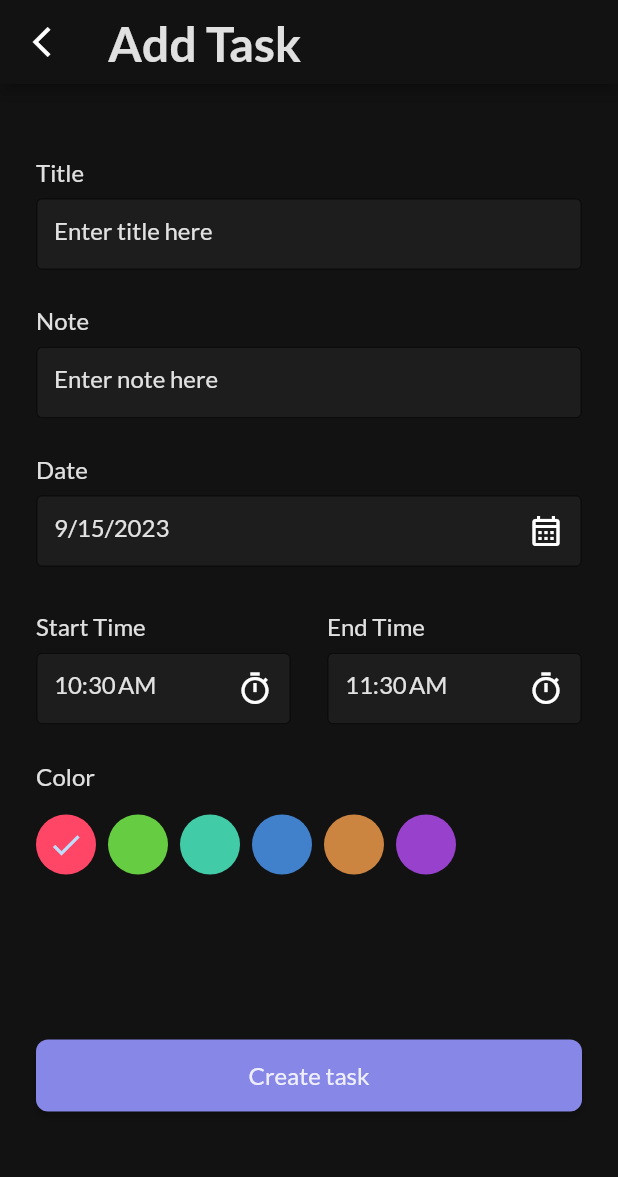
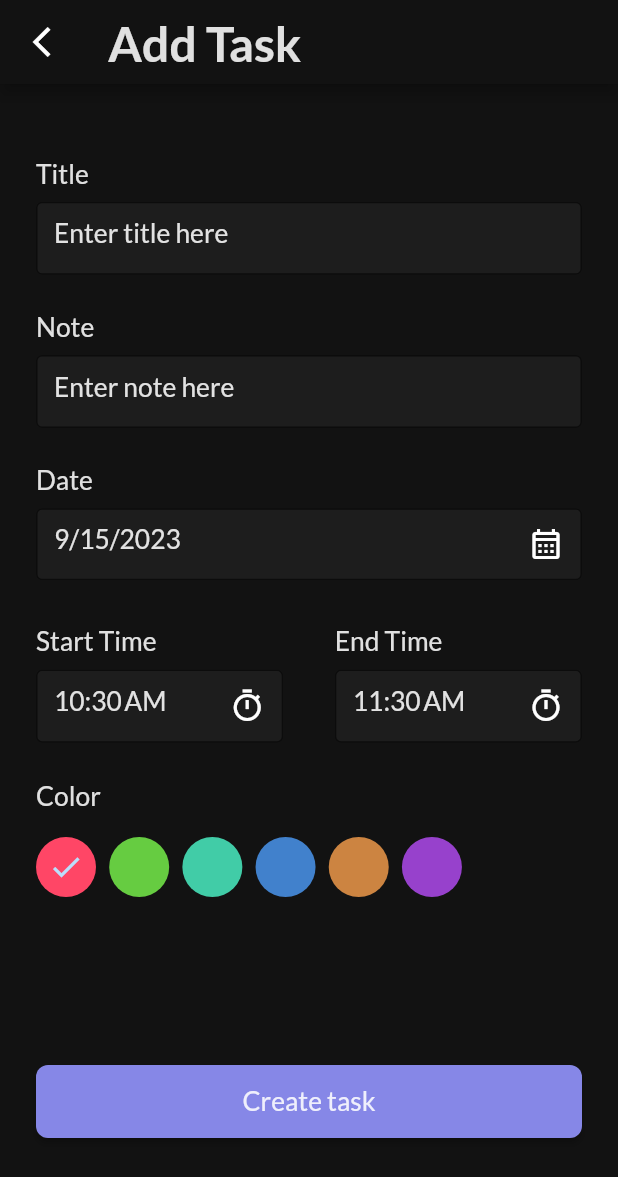
Before and after one commit to NourAyman644/To-Do-App, a Flutter app: the addTaskScreen screen opened directly, on a phone screen of 412 x 824 dp. Shown: the top 1177 px of the screen. Run offline on Flutter 3.47's test engine with Material 2 defaults, Android fonts, the phone set to English and light mode, and no system bars; our stand-ins replace bloc, date_picker_timeline, flutter_bloc, flutter_screenutil, fluttertoast, get_it and 4 more; accounts and stored records are empty.

```diff
--- a/lib/App/MyApp.dart
+++ b/lib/App/MyApp.dart
@@ -1,5 +1,5 @@
-import 'package:flutter/cupertino.dart';
 import 'package:flutter/material.dart';
+import 'package:flutter_screenutil/flutter_screenutil.dart';
 import 'package:to_do_app/core/them/them.dart';
 import 'package:to_do_app/core/utils/App_strings.dart';
 
@@ -10,6 +10,9 @@ class MyApp extends StatelessWidget {
 
   @override
   Widget build(BuildContext context) {
+    return ScreenUtilInit(
+        designSize: const Size(375, 812),
+        builder: (context, child) {
           return MaterialApp(
             title: AppStrings.AppName,
             debugShowCheckedModeBanner: false,
@@ -18,5 +21,6 @@ class MyApp extends StatelessWidget {
             themeMode: ThemeMode.dark,
             darkTheme: getAppDarkTheme(),
           );
+        });
   }
 }
--- a/lib/core/them/them.dart
+++ b/lib/core/them/them.dart
@@ -1,4 +1,5 @@
 import 'package:flutter/material.dart';
+import 'package:flutter_screenutil/flutter_screenutil.dart';
 import 'package:google_fonts/google_fonts.dart';
 
 import '../utils/App_colors.dart';
@@ -44,12 +45,12 @@ ThemeData getAppDarkTheme() {
       textTheme: TextTheme(
         displayMedium: GoogleFonts.lato(
           fontWeight: FontWeight.w400,
-          fontSize: 16,
+          fontSize: 16.sp,
           color: AppColors.white.withOpacity(.87),
         ),
         displayLarge: GoogleFonts.lato(
           fontWeight: FontWeight.w700,
-          fontSize: 32,
+          fontSize: 32.sp,
           color: AppColors.white.withOpacity(.87),
         ),
       ),
--- a/lib/features/Task/data/models/Task_Model.dart
+++ b/lib/features/Task/data/models/Task_Model.dart
@@ -4,38 +4,30 @@ class TaskModel {
   final String endTime;
   final String title;
   final String note;
-  final int isCompleted;
+  final int? isCompleted;
   final int color;
   final String date;
 
   TaskModel(
-      {required this.date,
-      this.id,
+      {this.id,
+      required this.date,
       required this.startTime,
       required this.endTime,
       required this.title,
       required this.note,
-      required this.isCompleted,
+      this.isCompleted,
       required this.color});
 
   factory TaskModel.fromJson(Map<String, dynamic> jsonData) {
     return TaskModel(
-      id: jsonData['id'] as int?,
-      date: jsonData['date'] as String? ??
-          '', // Provide a default value of an empty string
-      startTime: jsonData['startTime'] as String? ??
-          '', // Provide a default value of an empty string
-      endTime: jsonData['endTime'] as String? ??
-          '', // Provide a default value of an empty string
-      title: jsonData['title'] as String? ??
-          '', // Provide a default value of an empty string
-      note: jsonData['note'] as String? ??
-          '', // Provide a default value of an empty string
-      isCompleted: jsonData['isCompleted'] as int? ??
-          0, // Provide a default value (e.g., 0)
-      color:
-          jsonData['color'] as int? ?? 0, // Provide a default value (e.g., 0)
+      id: jsonData['id'],
+      date: jsonData['date'],
+      startTime: jsonData['startTime'],
+      endTime: jsonData['endTime'],
+      title: jsonData['title'],
+      note: jsonData['note'],
+      isCompleted: jsonData['isCompleted'],
+      color: jsonData['color'],
     );
   }
 }
-//dummy data
--- a/lib/features/Task/screens/addTaskScreen/addTaskScreen.dart
+++ b/lib/features/Task/screens/addTaskScreen/addTaskScreen.dart
@@ -1,12 +1,12 @@
 import 'package:flutter/material.dart';
 import 'package:flutter_bloc/flutter_bloc.dart';
-import 'package:fluttertoast/fluttertoast.dart';
+import 'package:flutter_screenutil/flutter_screenutil.dart';
+
 import 'package:intl/intl.dart';
 import 'package:to_do_app/core/common/commonds.dart';
 import 'package:to_do_app/core/utils/App_strings.dart';
 import 'package:to_do_app/core/widgeths/custom_elevated_button.dart';
 import 'package:to_do_app/core/widgeths/custom_text_form_field.dart';
-import 'package:to_do_app/features/Task/data/models/Task_Model.dart';
 import 'package:to_do_app/features/Task/screens/home.dart';
 import 'package:to_do_app/features/auth/presention/cubit/task_cubit.dart';
 import 'package:to_do_app/features/auth/presention/cubit/task_state.dart';
@@ -52,16 +52,16 @@ class addTaskScreen extends StatelessWidget {
                     //   mainAxisAlignment: MainAxisAlignment.center,
                     crossAxisAlignment: CrossAxisAlignment.start,
                     children: [
-                      const SizedBox(
-                        height: 25,
+                      SizedBox(
+                        height: 25.h,
                       ),
                       Text(
                         AppStrings.title,
                         textAlign: TextAlign.start,
                         style: Theme.of(context).textTheme.displayMedium,
                       ),
-                      const SizedBox(
-                        height: 8,
+                      SizedBox(
+                        height: 8.h,
                       ),
                       CustomTextFormField(
                         hint: AppStrings.titleHint,
@@ -71,21 +71,21 @@ class addTaskScreen extends StatelessWidget {
                           }
                           return null;
                         },
-                        height: 48,
+                        height: 48.h,
                         width: double.infinity,
                         controller:
                             BlocProvider.of<TaskCubit>(context).titleController,
                       ),
-                      const SizedBox(
-                        height: 24,
+                      SizedBox(
+                        height: 24.h,
                       ),
                       Text(
                         AppStrings.note,
                         textAlign: TextAlign.start,
                         style: Theme.of(context).textTheme.displayMedium,
                       ),
-                      const SizedBox(
-                        height: 8,
+                      SizedBox(
+                        height: 8.h,
                       ),
                       CustomTextFormField(
                         hint: AppStrings.noteHint,
@@ -95,21 +95,21 @@ class addTaskScreen extends StatelessWidget {
                           }
                           return null;
                         },
-                        height: 48,
+                        height: 48.h,
                         width: double.infinity,
                         controller:
                             BlocProvider.of<TaskCubit>(context).noteController,
                       ),
-                      const SizedBox(
-                        height: 24,
+                      SizedBox(
+                        height: 24.h,
                       ),
                       Text(
                         AppStrings.date,
                         textAlign: TextAlign.start,
                         style: Theme.of(context).textTheme.displayMedium,
                       ),
-                      const SizedBox(
-                        height: 8,
+                      SizedBox(
+                        height: 8.h,
                       ),
                       CustomTextFormField(
                         readOnly: true,
@@ -123,8 +123,8 @@ class addTaskScreen extends StatelessWidget {
                           BlocProvider.of<TaskCubit>(context).getDate(context);
                         },
                       ),
-                      const SizedBox(
-                        height: 30,
+                      SizedBox(
+                        height: 30.h,
                       ),
                       Row(
                         mainAxisAlignment: MainAxisAlignment.spaceBetween,
@@ -138,15 +138,15 @@ class addTaskScreen extends StatelessWidget {
                                 style:
                                     Theme.of(context).textTheme.displayMedium,
                               ),
-                              const SizedBox(
-                                height: 8,
+                              SizedBox(
+                                height: 8.h,
                               ),
                               CustomTextFormField(
                                 readOnly: true,
                                 hint: BlocProvider.of<TaskCubit>(context)
                                     .startTime,
-                                height: 48,
-                                width: 170,
+                                height: 48.h,
+                                width: 150.w,
                                 suffixIcon: Icons.timer_outlined,
                                 onPressed: () async {
                                   BlocProvider.of<TaskCubit>(context)
@@ -164,15 +164,15 @@ class addTaskScreen extends StatelessWidget {
                                 style:
                                     Theme.of(context).textTheme.displayMedium,
                               ),
-                              const SizedBox(
-                                height: 8,
+                              SizedBox(
+                                height: 8.h,
                               ),
                               CustomTextFormField(
                                   readOnly: true,
                                   hint: BlocProvider.of<TaskCubit>(context)
                                       .endTime,
-                                  height: 48,
-                                  width: 170,
+                                  height: 48.h,
+                                  width: 150.w,
                                   suffixIcon: Icons.timer_outlined,
                                   onPressed: () async {
                                     BlocProvider.of<TaskCubit>(context)
@@ -182,19 +182,19 @@ class addTaskScreen extends StatelessWidget {
                           ),
                         ],
                       ),
-                      const SizedBox(
-                        height: 25,
+                      SizedBox(
+                        height: 25.h,
                       ),
                       Text(
                         AppStrings.color,
                         textAlign: TextAlign.start,
                         style: Theme.of(context).textTheme.displayMedium,
                       ),
-                      const SizedBox(
-                        height: 1,
+                      SizedBox(
+                        height: 1.h,
                       ),
                       Container(
-                        height: 70,
+                        height: 70.h,
                         child: ListView.separated(
                           itemBuilder: (context, index) {
                             return GestureDetector(
@@ -214,15 +214,15 @@ class addTaskScreen extends StatelessWidget {
                               ),
                             );
                           },
-                          separatorBuilder: (context, index) => const SizedBox(
-                            width: 8,
+                          separatorBuilder: (context, index) => SizedBox(
+                            width: 8.w,
                           ),
                           itemCount: 6,
                           scrollDirection: Axis.horizontal,
                         ),
                       ),
-                      const SizedBox(
-                        height: 95,
+                      SizedBox(
+                        height: 95.h,
                       ),
                       state is InsertTaskLoadingState
                           ? const Center(
@@ -241,7 +241,7 @@ class addTaskScreen extends StatelessWidget {
                                       .insertTask();
                                 }
                               },
-                              height: 48,
+                              height: 48.h,
                               width: double.infinity),
                     ],
                   ),
--- a/lib/features/auth/presention/cubit/task_state.dart
+++ b/lib/features/auth/presention/cubit/task_state.dart
@@ -33,3 +33,9 @@ class GetTaskLoadingState extends TaskState {}
 class GetTaskSucessState extends TaskState {}
 
 class GetTaskErrorState extends TaskState {}
+
+class UpdateTaskLoadingState extends TaskState {}
+
+class UpdateTaskSucessState extends TaskState {}
+
+class UpdateTaskErrorState extends TaskState {}
--- a/lib/features/auth/presention/screens/Splash/Splash_screen.dart
+++ b/lib/features/auth/presention/screens/Splash/Splash_screen.dart
@@ -1,5 +1,4 @@
 import 'package:flutter/material.dart';
-import 'package:google_fonts/google_fonts.dart';
 import 'package:to_do_app/core/datebase/cache.dart';
 import 'package:to_do_app/core/utils/App_assetes.dart';
 import 'package:to_do_app/features/Task/screens/home.dart';
--- a/lib/features/auth/presention/screens/onBoarding/onBoardindScreens.dart
+++ b/lib/features/auth/presention/screens/onBoarding/onBoardindScreens.dart
@@ -1,8 +1,8 @@
 import 'package:flutter/material.dart';
-import 'package:google_fonts/google_fonts.dart';
+
 import 'package:smooth_page_indicator/smooth_page_indicator.dart';
 import 'package:to_do_app/core/common/commonds.dart';
-import 'package:to_do_app/core/utils/App_assetes.dart';
+
 import 'package:to_do_app/core/widgeths/custom_elevated_button.dart';
 import 'package:to_do_app/core/widgeths/custom_text_button.dart';
 import 'package:to_do_app/features/Task/screens/home.dart';
--- a/pubspec.yaml
+++ b/pubspec.yaml
@@ -23,6 +23,7 @@ dependencies:
   flutter_bloc: ^8.1.3
   fluttertoast: ^8.2.2
   sqflite: ^2.3.0
+  flutter_screenutil: ^5.9.0
 
 dev_dependencies:
   flutter_test:
```
Also changed, not shown: lib/core/datebase/sqflite/sqflite.dart (+4 -5 lines), lib/core/widgeths/task_component.dart (+49 -18 lines), lib/features/Task/screens/home.dart (+27 -6 lines), lib/features/auth/presention/cubit/task_cubit.dart (+16 -3 lines), pubspec.lock, 1 other file. Lines whose indentation alone changed are shown as unchanged.
